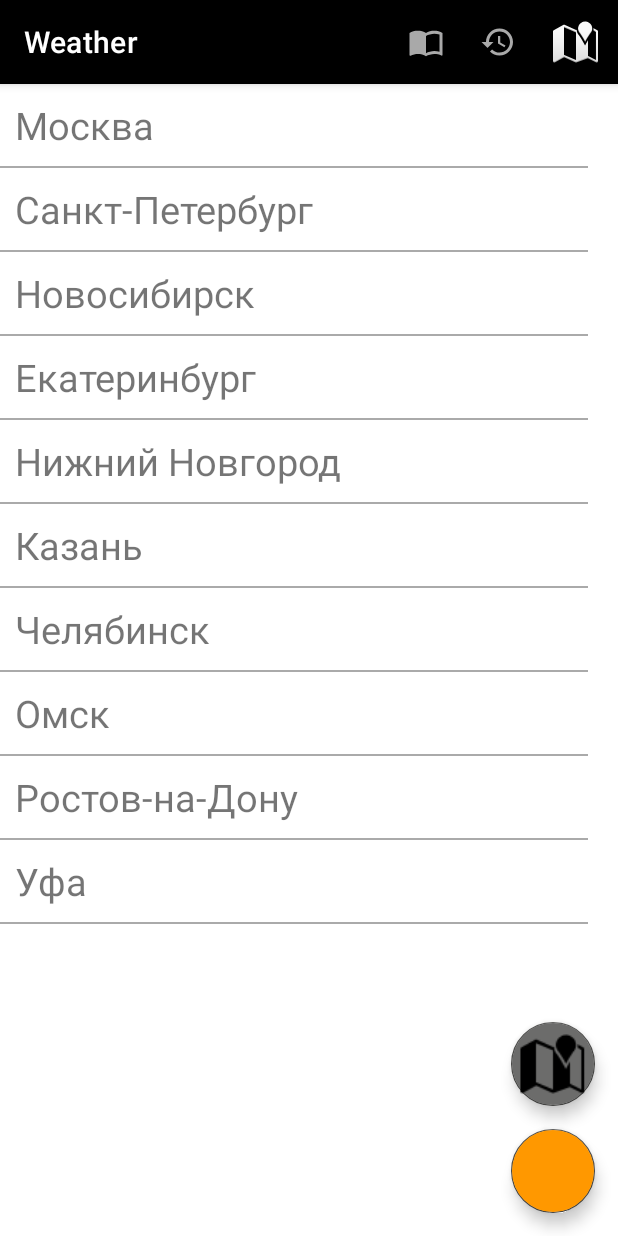
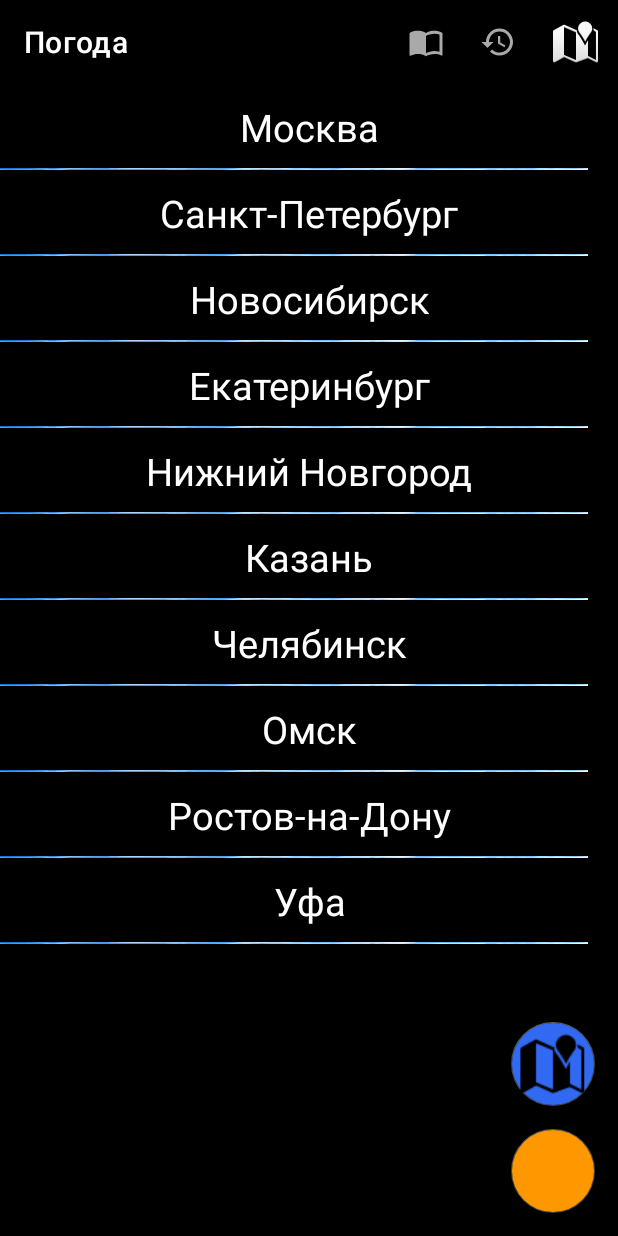
Before and after one commit to DmitrySergienko/Weather, an Android app: the screen it shows after launch (MainActivity), on a phone screen of 412 x 824 dp. Run offline under Robolectric (Android 15) with nearby library versions, the phone set to English and light mode, and no system bars; our stand-ins replace Room's generated code.

Commit message:
Colors updated

```diff
--- /dev/null
+++ b/app/src/main/res/color/ic_clouds.xml
@@ -0,0 +1,4 @@
+<?xml version="1.0" encoding="utf-8"?>
+<selector xmlns:android="http://schemas.android.com/apk/res/android">
+
+</selector>
--- a/app/src/main/res/layout/fragment_history_recyclerview_item.xml
+++ b/app/src/main/res/layout/fragment_history_recyclerview_item.xml
@@ -4,14 +4,20 @@
     xmlns:tools="http://schemas.android.com/tools"
     android:id="@+id/itemContainer"
     android:layout_width="match_parent"
-    android:layout_height="wrap_content">
+    android:layout_height="wrap_content"
+    android:background="@drawable/ic_clouds"
+    android:backgroundTint="@color/design_default_color_on_secondary">
 
     <androidx.appcompat.widget.AppCompatTextView
         android:id="@+id/mainFragmentRecyclerItemTextView"
         android:layout_width="wrap_content"
         android:layout_height="wrap_content"
         android:padding="@dimen/recycler_item_padding"
+        android:textAlignment="center"
+        android:textColor="@color/white"
         android:textSize="@dimen/recycler_item_text_size"
+        app:layout_constraintBottom_toBottomOf="parent"
+        app:layout_constraintEnd_toEndOf="parent"
         app:layout_constraintStart_toStartOf="parent"
         app:layout_constraintTop_toTopOf="parent"
         tools:text="Москва" />
@@ -20,7 +26,7 @@
         android:layout_width="match_parent"
         android:layout_height="@dimen/recycler_item_line_height"
         android:layout_marginEnd="@dimen/recycler_item_line_margin_end"
-        android:background="@android:color/darker_gray"
+        android:background="@drawable/ic_clouds"
         app:layout_constraintEnd_toEndOf="parent"
         app:layout_constraintStart_toStartOf="parent"
         app:layout_constraintTop_toBottomOf="@+id/mainFragmentRecyclerItemTextView" />
--- a/app/src/main/res/layout/fragment_main.xml
+++ b/app/src/main/res/layout/fragment_main.xml
@@ -1,10 +1,12 @@
 <?xml version="1.0" encoding="utf-8"?>
 <androidx.constraintlayout.widget.ConstraintLayout xmlns:android="http://schemas.android.com/apk/res/android"
-    android:id="@+id/mainFragmentRootView"
     xmlns:app="http://schemas.android.com/apk/res-auto"
     xmlns:tools="http://schemas.android.com/tools"
+    android:id="@+id/mainFragmentRootView"
     android:layout_width="match_parent"
-    android:layout_height="match_parent">
+    android:layout_height="match_parent"
+    android:background="@drawable/ic_clouds"
+    android:backgroundTint="@color/black">
 
     <androidx.recyclerview.widget.RecyclerView
         android:id="@+id/mainFragmentRecyclerView"
@@ -31,7 +33,7 @@
         android:layout_width="wrap_content"
         android:layout_height="wrap_content"
         android:layout_margin="@dimen/fab_margin"
-        android:backgroundTint="@color/colorPrimaryDark"
+        android:backgroundTint="@color/colorBlue"
         android:src="@android:drawable/ic_dialog_map"
         app:layout_constraintBottom_toTopOf="@+id/mainFragmentFAB"
         app:layout_constraintEnd_toEndOf="parent"
--- a/app/src/main/res/values/colors.xml
+++ b/app/src/main/res/values/colors.xml
@@ -14,6 +14,8 @@
     <color name="white">#FFFFFFFF</color>
     <color name="detailsFragment">#DCF0F3</color>
     <color name="button">#FF9800</color>
+    <color name="testTint">#7FCECB</color>
+    <color name="colorBlue">#3269F3</color>
 
 
 </resources>
--- a/app/src/main/res/values/strings.xml
+++ b/app/src/main/res/values/strings.xml
@@ -1,5 +1,5 @@
 <resources>
-    <string name="app_name">Weather</string>
+    <string name="app_name">Погода</string>
     <string name="temperature_label">Температура</string>
     <string name="feels_like_label">Ощущается как</string>
     <string name="city_coordinates">Координаты: %s, %s"</string>
```
Also changed, not shown: app/src/main/AndroidManifest.xml (+18 -6 lines), app/src/main/res/drawable-v24/ic_clouds.png (added), app/src/main/res/drawable/ic_launcher.png (added), 1 other file.
